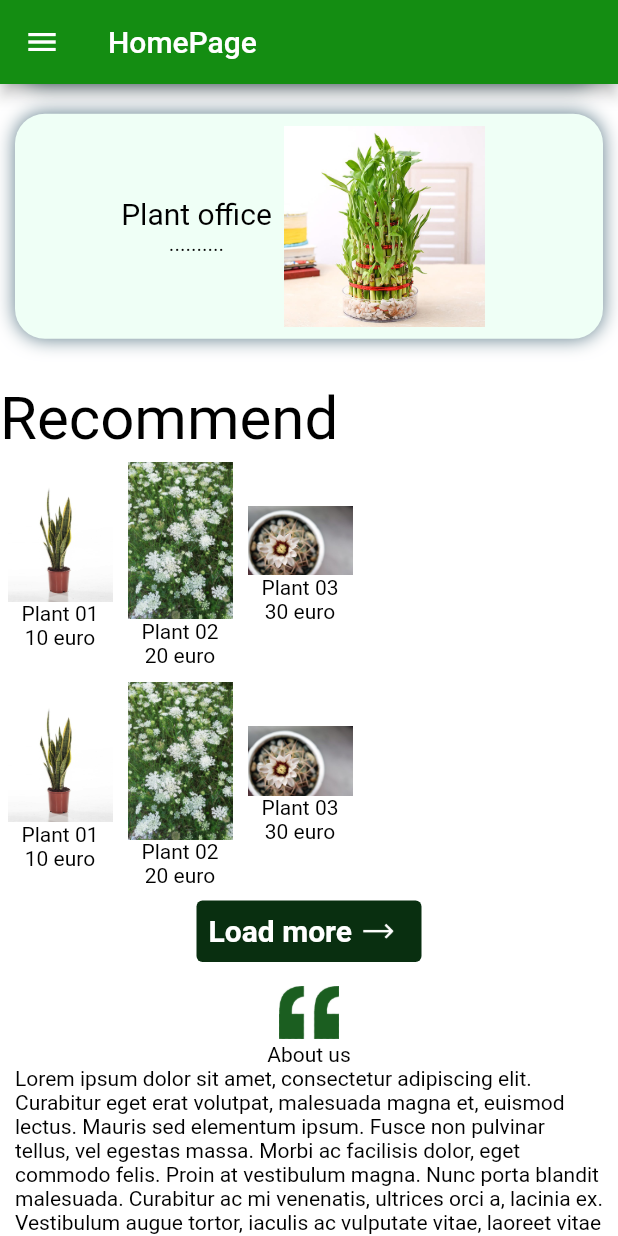
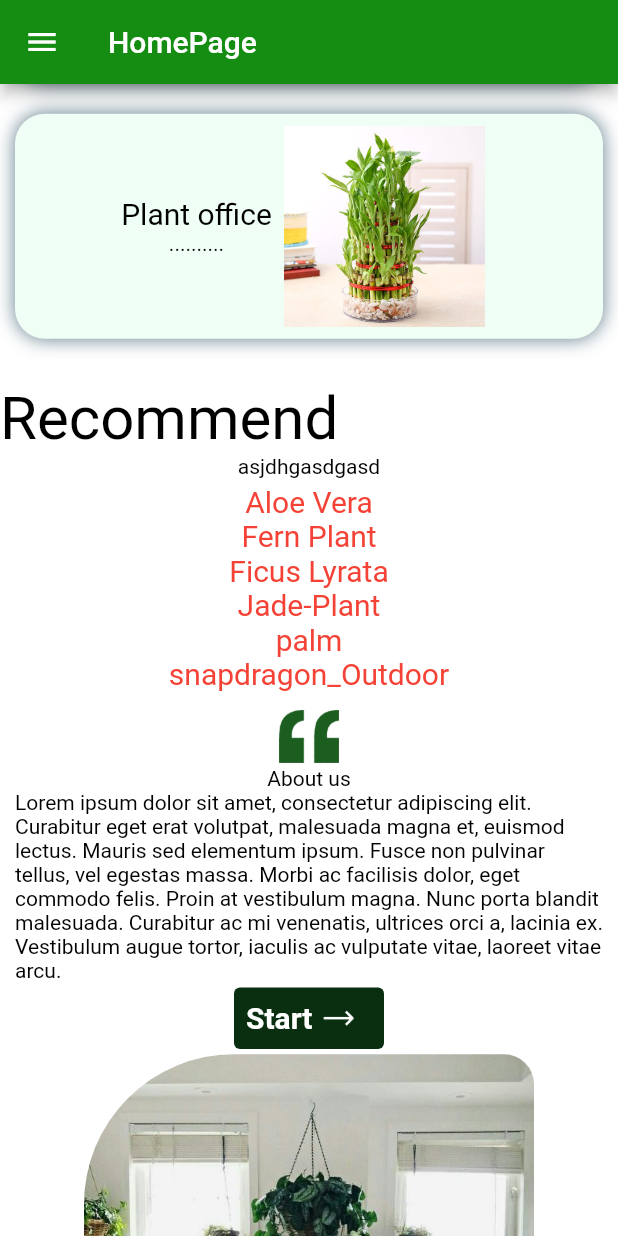
Before and after one commit to ngocdu171/Plants-Shop-App, a Flutter app: the screen it shows after launch, scrolled down 1152 dp, on a phone screen of 412 x 824 dp. Run offline on Flutter 3.47's test engine with Material 2 defaults, Android fonts, the phone set to English and light mode, and no system bars; our stand-ins replace google_fonts.

Commit message:
create list hot plants

```diff
--- a/plantshopapps/lib/widgets/recommend.dart
+++ b/plantshopapps/lib/widgets/recommend.dart
@@ -1,128 +1,162 @@
 import 'package:flutter/material.dart';
+
+List<Hotplants> hotPlants = [
+  Hotplants(url: 'assets/images/Aloe Vera.jpg', name: 'Aloe Vera', price: 10),
+  Hotplants(url: 'assets/images/Fern Plant.jpg', name: 'Fern Plant', price: 20),
+  Hotplants(url: 'assets/images/Ficus Lyrata-Fiddle leaf Fig Plant.jpg', name: 'Ficus Lyrata', price: 30),
+  Hotplants(url: 'assets/images/Jade-Plant.jpg', name: 'Jade-Plant', price: 10),
+  Hotplants(url: 'assets/images/palm.jpg', name: 'palm', price: 20),
+  Hotplants(url: 'assets/images/snapdragon_Outdoor.jpg', name: 'snapdragon_Outdoor', price: 30),
+];
+
+class Hotplants {
+  String url;
+  String name;
+  int price;
+
+  Hotplants({required this.url, required this.name, required this.price});
+}
 
 class Recommend extends StatelessWidget {
   const Recommend({ Key? key }) : super(key: key);
 
   @override
   Widget build(BuildContext context) {
-    return Container(
-      child: Column(
-        children: <Widget>[
-          Row(
-            children: [
-              Padding(
-                padding: const EdgeInsets.all(5),
-                child: Container(
-                  child: Column(
-                    children: <Widget>[
-                      Image.asset("assets/images/Trifasciata Futura Superba.jpg", width: 70,),
-                      const Text("Plant 01"),
-                      const Text("10 euro")
-                    ],
-                  ),
-                ),
-              ),
 
-              Padding(
-                padding: const EdgeInsets.all(5),
-                child: Container(
-                  child: Column(
-                    children: <Widget>[
-                      Image.asset("assets/images/queen-annes-lace_Outdoor.jpg", width: 70,),
-                      const Text("Plant 02"),
-                      const Text("20 euro")
-                    ],
-                  ),
-                ),
-              ),
+    final plants = hotPlants.map((hotplant) {
+      final name = hotplant.name.toString();
 
-              Padding(
-                padding: const EdgeInsets.all(5),
-                child: Container(
-                  child: Column(
-                    children: <Widget>[
-                      Image.asset("assets/images/Spider-Cactus_Office.jpg", width: 70,),
-                      const Text("Plant 03"),
-                      const Text("30 euro")
-                    ],
-                  ),
-                ),
-              ),
-            ],
-          ),
+      return Text(name,
+      style: const TextStyle(fontSize: 20, color: Colors.red),);
+    }).toList();
 
-          Row(
-            children: [
-              Padding(
-                padding: const EdgeInsets.all(5),
-                child: Container(
-                  child: Column(
-                    children: <Widget>[
-                      Image.asset("assets/images/Trifasciata Futura Superba.jpg", width: 70,),
-                      const Text("Plant 01"),
-                      const Text("10 euro")
-                    ],
-                  ),
-                ),
-              ),
+    return Column(
+      children: [
+        const Text("asjdhgasdgasd"),
+        const SizedBox(height: 4,),
+        ...plants
+      ],
+    );
 
-              Padding(
-                padding: const EdgeInsets.all(5),
-                child: Container(
-                  child: Column(
-                    children: <Widget>[
-                      Image.asset("assets/images/queen-annes-lace_Outdoor.jpg", width: 70,),
-                      const Text("Plant 02"),
-                      const Text("20 euro")
-                    ],
-                  ),
-                ),
-              ),
+    // return Container(
+    //   child: Column(
+    //     children: <Widget>[
+    //       Row(
+    //         children: [
+    //           Padding(
+    //             padding: const EdgeInsets.all(5),
+    //             child: Container(
+    //               child: Column(
+    //                 children: <Widget>[
+    //                   Image.asset("assets/images/Trifasciata Futura Superba.jpg", width: 70,),
+    //                   const Text("Plant 01"),
+    //                   const Text("10 euro")
+    //                 ],
+    //               ),
+    //             ),
+    //           ),
 
-              Padding(
-                padding: const EdgeInsets.all(5),
-                child: Container(
-                  child: Column(
-                    children: <Widget>[
-                      Image.asset("assets/images/Spider-Cactus_Office.jpg", width: 70,),
-                      const Text("Plant 03"),
-                      const Text("30 euro")
-                    ],
-                  ),
-                ),
-              ),
-            ],
-          ),
-          SizedBox(
-            width: 150,
-            child: TextButton(
-                style: TextButton.styleFrom(
-                  backgroundColor: const Color.fromARGB(255, 9, 47, 16),
-                ),
-                onPressed: () {},
-                child: Row(
-                  children: [
-                    const Padding(
-                      padding: EdgeInsets.only(right: 5),
-                      child: Text(
-                        'Load more',
-                        style: TextStyle(
-                          fontWeight: FontWeight.bold,
-                          fontSize: 20,
-                          color: Color.fromARGB(255, 255, 255, 255),
-                        ),
-                      ),
-                    ),
-                    Image.asset(
-                      "assets/icons/icons8-arrow-64.png",
-                      width: 25,
-                      color: Colors.white,
-                    )
-                  ],
-                )),
-          ),
-        ],
-      ),
-    );
+    //           Padding(
+    //             padding: const EdgeInsets.all(5),
+    //             child: Container(
+    //               child: Column(
+    //                 children: <Widget>[
+    //                   Image.asset("assets/images/queen-annes-lace_Outdoor.jpg", width: 70,),
+    //                   const Text("Plant 02"),
+    //                   const Text("20 euro")
+    //                 ],
+    //               ),
+    //             ),
+    //           ),
+
+    //           Padding(
+    //             padding: const EdgeInsets.all(5),
+    //             child: Container(
+    //               child: Column(
+    //                 children: <Widget>[
+    //                   Image.asset("assets/images/Spider-Cactus_Office.jpg", width: 70,),
+    //                   const Text("Plant 03"),
+    //                   const Text("30 euro")
+    //                 ],
+    //               ),
+    //             ),
+    //           ),
+    //         ],
+    //       ),
+
+    //       Row(
+    //         children: [
+    //           Padding(
+    //             padding: const EdgeInsets.all(5),
+    //             child: Container(
+    //               child: Column(
+    //                 children: <Widget>[
+    //                   Image.asset("assets/images/Trifasciata Futura Superba.jpg", width: 70,),
+    //                   const Text("Plant 01"),
+    //                   const Text("10 euro")
+    //                 ],
+    //               ),
+    //             ),
+    //           ),
+
+    //           Padding(
+    //             padding: const EdgeInsets.all(5),
+    //             child: Container(
+    //               child: Column(
+    //                 children: <Widget>[
+    //                   Image.asset("assets/images/queen-annes-lace_Outdoor.jpg", width: 70,),
+    //                   const Text("Plant 02"),
+    //                   const Text("20 euro")
+    //                 ],
+    //               ),
+    //             ),
+    //           ),
+
+    //           Padding(
+    //             padding: const EdgeInsets.all(5),
+    //             child: Container(
+    //               child: Column(
+    //                 children: <Widget>[
+    //                   Image.asset("assets/images/Spider-Cactus_Office.jpg", width: 70,),
+    //                   const Text("Plant 03"),
+    //                   const Text("30 euro")
+    //                 ],
+    //               ),
+    //             ),
+    //           ),
+    //         ],
+    //       ),
+    //       SizedBox(
+    //         width: 150,
+    //         child: TextButton(
+    //             style: TextButton.styleFrom(
+    //               backgroundColor: const Color.fromARGB(255, 9, 47, 16),
+    //             ),
+    //             onPressed: () {},
+    //             child: Row(
+    //               children: [
+    //                 const Padding(
+    //                   padding: EdgeInsets.only(right: 5),
+    //                   child: Text(
+    //                     'Load more',
+    //                     style: TextStyle(
+    //                       fontWeight: FontWeight.bold,
+    //                       fontSize: 20,
+    //                       color: Color.fromARGB(255, 255, 255, 255),
+    //                     ),
+    //                   ),
+    //                 ),
+    //                 Image.asset(
+    //                   "assets/icons/icons8-arrow-64.png",
+    //                   width: 25,
+    //                   color: Colors.white,
+    //                 )
+    //               ],
+    //             )),
+    //       ),
+    //     ],
+    //   ),
+    // );
+
   }
 }
```
